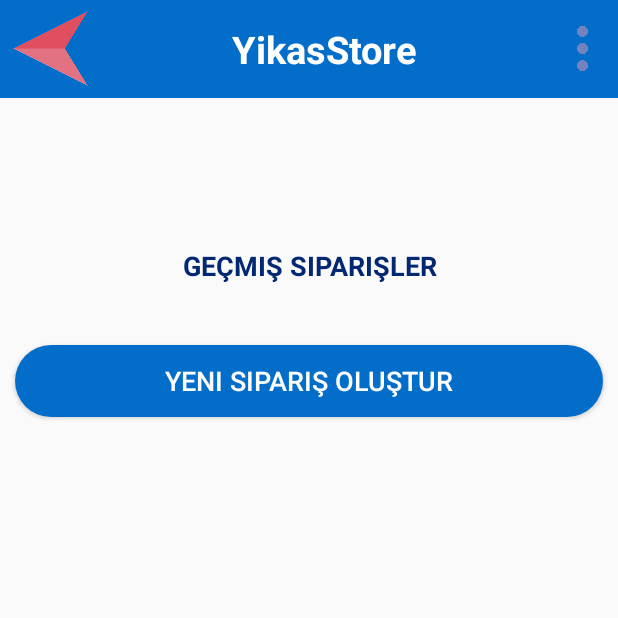
After one commit to yelizkanmaz/YikasStore, an Android app: the ProfileActivity screen opened directly, with no data from a screen before it, on a phone screen of 412 x 824 dp, the top half of it. The commit adds this screen. Run offline under Robolectric (Android 15) with nearby library versions, the light colour scheme and no system bars.

Commit message:
yikas-25 - Profil Sayfası Tasarlanacak

```diff
--- a/app/src/main/AndroidManifest.xml
+++ b/app/src/main/AndroidManifest.xml
@@ -11,7 +11,8 @@
         android:supportsRtl="true"
         android:theme="@style/AppTheme"
         tools:ignore="GoogleAppIndexingWarning">
-        <activity android:name=".MainMenuActivity"></activity>
+        <activity android:name=".ProfileActivity"></activity>
+        <activity android:name=".MainMenuActivity" />
         <activity android:name=".ResetPassScreen" />
         <activity android:name=".RegisterScreen" />
         <activity android:name=".SplashScreen" />
--- /dev/null
+++ b/app/src/main/java/com/example/yikasstore/ProfileActivity.java
@@ -0,0 +1,15 @@
+package com.example.yikasstore;
+
+import androidx.appcompat.app.AppCompatActivity;
+
+import android.os.Bundle;
+
+public class ProfileActivity extends AppCompatActivity {
+
+    @Override
+    protected void onCreate(Bundle savedInstanceState) {
+        super.onCreate(savedInstanceState);
+        setContentView(R.layout.activity_profile);
+        getSupportActionBar().hide();
+    }
+}
--- /dev/null
+++ b/app/src/main/res/layout/activity_profile.xml
@@ -0,0 +1,77 @@
+<?xml version="1.0" encoding="utf-8"?>
+<LinearLayout xmlns:android="http://schemas.android.com/apk/res/android"
+    xmlns:tools="http://schemas.android.com/tools"
+    android:layout_width="match_parent"
+    android:layout_height="match_parent"
+    android:orientation="vertical"
+    tools:context=".ProfileActivity">
+
+    <include
+        android:id="@+id/action_bar_logo"
+        layout="@layout/navigation_bar" />
+
+    <LinearLayout
+        android:layout_width="match_parent"
+        android:layout_height="match_parent"
+        android:gravity="center_horizontal"
+        android:orientation="vertical">
+
+        <LinearLayout
+            android:layout_width="match_parent"
+            android:layout_height="wrap_content"
+            android:layout_gravity="center"
+            android:layout_marginTop="25dp"
+            android:gravity="center"
+            android:orientation="vertical">
+
+            <TextView
+                android:id="@+id/txtProfileName"
+                android:layout_width="300dp"
+                android:layout_height="35dp"
+                android:layout_marginBottom="3dp"
+                android:textAlignment="center"
+                android:textColor="@color/colorPrimary"
+                android:textColorHint="@color/colorAccent"
+                android:textSize="18sp"
+                tools:text="Name" />
+
+            <TextView
+                android:id="@+id/txtProfileMail"
+                android:layout_width="300dp"
+                android:layout_height="35dp"
+                android:textAlignment="center"
+                android:textColor="@color/colorPrimary"
+                android:textColorHint="@color/colorAccent"
+                android:textSize="18sp"
+                tools:text="Mail" />
+
+        </LinearLayout>
+
+        <TextView
+            android:layout_width="match_parent"
+            android:layout_height="wrap_content"
+            android:text="@string/past_orders"
+            android:textAlignment="center"
+            android:textAllCaps="true"
+            android:textColor="@color/colorPrimaryDarker"
+            android:textSize="18sp"
+            android:textStyle="bold" />
+
+        <androidx.recyclerview.widget.RecyclerView
+            android:id="@+id/rvOrders"
+            android:layout_width="match_parent"
+            android:layout_height="wrap_content"
+            android:layout_margin="15dp" />
+
+        <Button
+            android:id="@+id/btnNewOrder"
+            android:layout_width="match_parent"
+            android:layout_height="wrap_content"
+            android:layout_margin="10dp"
+            android:background="@drawable/rounded_text_area"
+            android:text="@string/create_new_order"
+            android:textColor="@color/white"
+            android:textSize="18sp" />
+    </LinearLayout>
+
+</LinearLayout>
--- a/app/src/main/res/layout/navigation_bar.xml
+++ b/app/src/main/res/layout/navigation_bar.xml
@@ -21,7 +21,7 @@
         android:fontFamily="sans-serif"
         android:gravity="center"
         android:text="@string/app_name"
-        android:textColor="@color/colorPrimaryDarker"
+        android:textColor="@color/white"
         android:textSize="25sp"
         android:textStyle="bold" />
 
--- a/app/src/main/res/values/strings.xml
+++ b/app/src/main/res/values/strings.xml
@@ -10,4 +10,6 @@
     <string name="txtPasswordAgain">Şifre (Tekrar)</string>
     <string name="btnRegisterSaveUser">Kaydet</string>
     <string name="btnRegisterClear">Temizle</string>
+    <string name="create_new_order">Yeni Sipariş Oluştur</string>
+    <string name="past_orders">Geçmiş Siparişler</string>
 </resources>
```
